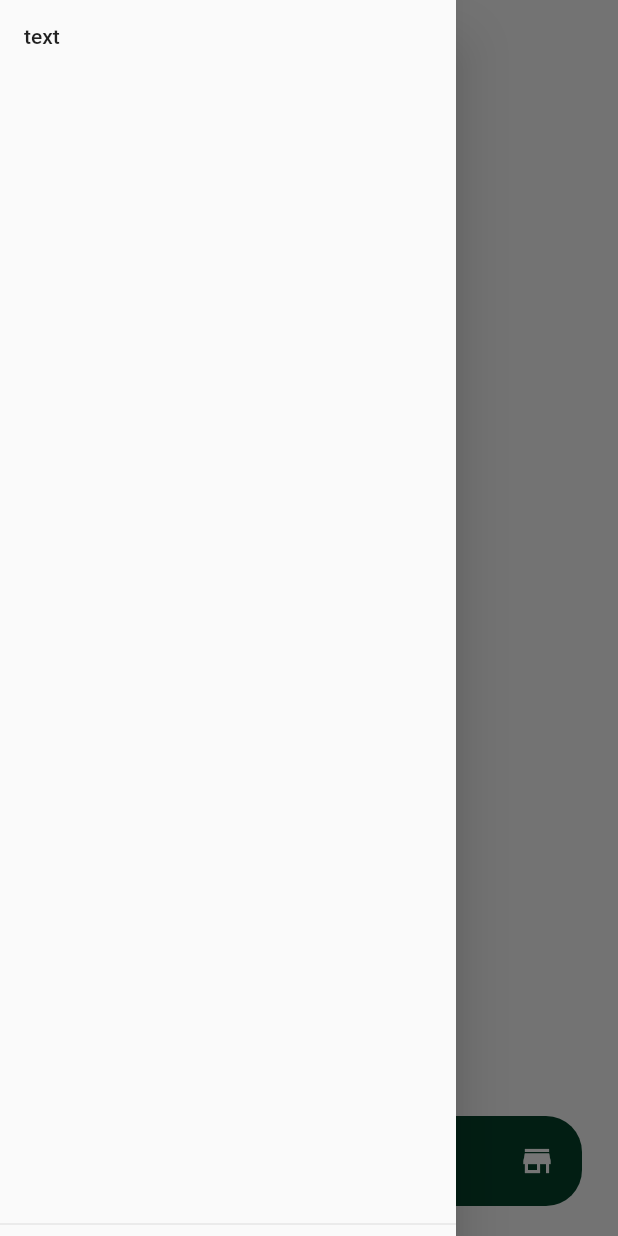
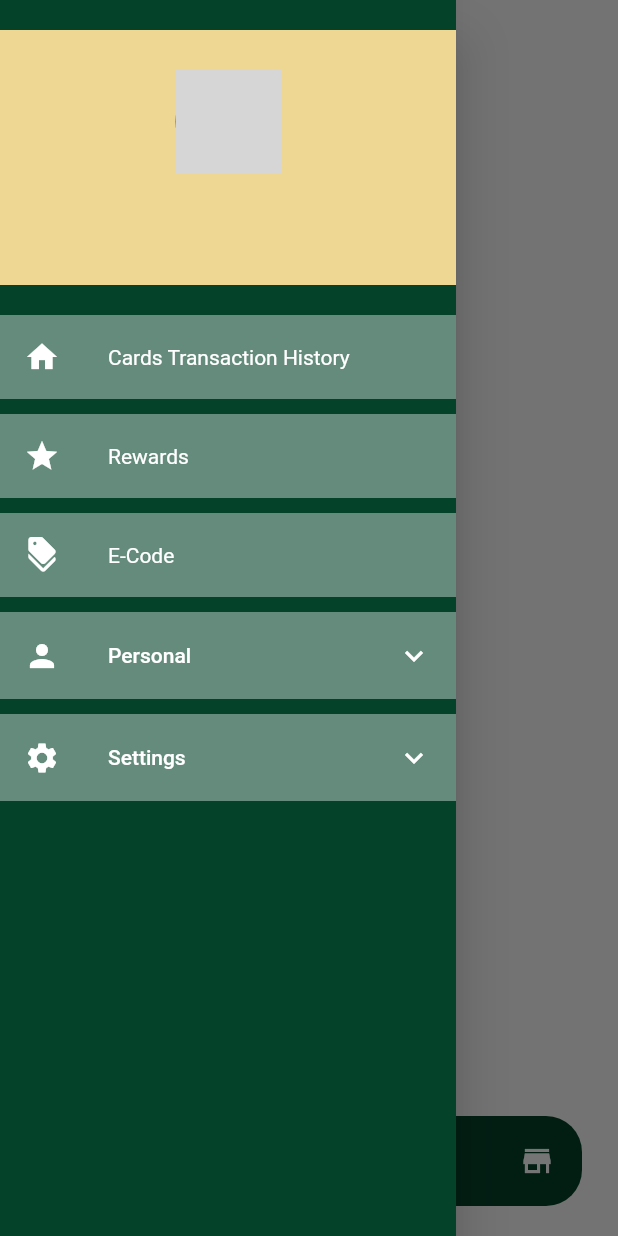
Before and after one commit to KYKY62/starbuck_clone, a Flutter app: the HomePage screen opened by its route, item 2 of the bottom bar chosen, with the side drawer open, on a phone screen of 412 x 824 dp. Run offline on Flutter 3.47's test engine with Material 2 defaults, Android fonts, the phone set to English and light mode, and no system bars; our stand-ins replace card_swiper, carousel_slider, cloud_firestore, dots_indicator, firebase_auth, firebase_core and 3 more; accounts and stored records are empty; network calls fail; grey boxes are pictures that could not be loaded.

Commit message:
design drawer nya

```diff
--- a/lib/view/home/home_page.dart
+++ b/lib/view/home/home_page.dart
@@ -4,6 +4,7 @@ import 'package:firebase_auth/firebase_auth.dart';
 import 'package:flutter/material.dart';
 import 'package:get/get.dart';
 import 'package:starbuck_clone/controller/home_controller.dart';
+import 'package:starbuck_clone/view/home/utils/drawer_utils.dart';
 import 'package:starbuck_clone/view/menu/menu_page.dart';
 import 'package:starbuck_clone/view/pay/pay_page.dart';
 import 'package:starbuck_clone/view/reward/reward_page.dart';
@@ -80,6 +81,7 @@ class HomePage extends StatelessWidget {
                         } else {
                           final data = snapshot.data!.data();
                           final namaPengguna = data!['firstname'];
+
                           return Text(
                             namaPengguna,
                             style: const TextStyle(
@@ -431,12 +433,10 @@ class HomePage extends StatelessWidget {
 
     return Scaffold(
       drawer: const SafeArea(
-        child: Drawer(
-          child: DrawerHeader(
-            child: Text("text"),
-          ),
-        ),
-      ),
+          child: DrawerUtils(
+        nama: "Rizk",
+        email: "Rizk@",
+      )),
       bottomNavigationBar: SafeArea(
         child: Stack(
           children: [
--- /dev/null
+++ b/lib/view/home/utils/drawer_utils.dart
@@ -0,0 +1,156 @@
+// ignore_for_file: public_member_api_docs, sort_constructors_first
+import 'package:cloud_firestore/cloud_firestore.dart';
+import 'package:firebase_auth/firebase_auth.dart';
+import 'package:flutter/material.dart';
+import 'package:starbuck_clone/view/home/utils/listtile_utils.dart';
+import 'package:starbuck_clone/view/home/utils/sublisttile_utils.dart';
+
+class DrawerUtils extends StatelessWidget {
+  const DrawerUtils({
+    Key? key,
+    required this.nama,
+    required this.email,
+  }) : super(key: key);
+  final String nama;
+  final String email;
+
+  @override
+  Widget build(BuildContext context) {
+    return Drawer(
+      backgroundColor: const Color(0xff044229),
+      child: ListView(
+        children: [
+          Column(
+            children: [
+              Padding(
+                padding: const EdgeInsets.symmetric(vertical: 20),
+                child: Container(
+                  width: double.infinity,
+                  height: 170,
+                  decoration: const BoxDecoration(
+                    color: Color(0xffeed792),
+                  ),
+                  child: FutureBuilder(
+                    future: FirebaseFirestore.instance
+                        .collection('users')
+                        .doc(FirebaseAuth.instance.currentUser?.uid)
+                        .get(),
+                    builder: (context, snapshot) {
+                      final data = snapshot.data?.data();
+                      final namaPengguna = data?['firstname'];
+                      final emailPengguna = data?['email'];
+                      return Column(
+                        mainAxisAlignment: MainAxisAlignment.center,
+                        children: [
+                          const CircleAvatar(
+                            radius: 35,
+                            backgroundImage: NetworkImage(
+                              "https://i.ibb.co/PGv8ZzG/me.jpg",
+                            ),
+                          ),
+                          const SizedBox(height: 10.0),
+                          Text(
+                            !snapshot.hasData ? "Users" : namaPengguna,
+                            style: const TextStyle(
+                              fontSize: 16,
+                              fontWeight: FontWeight.bold,
+                            ),
+                          ),
+                          const SizedBox(height: 3),
+                          Text(!snapshot.hasData ? "Users" : emailPengguna),
+                        ],
+                      );
+                    },
+                  ),
+                ),
+              ),
+              ListtileUtils(
+                icon: Icons.home,
+                title: 'Cards Transaction History',
+                ontap: () {},
+              ),
+              const SizedBox(
+                height: 10.0,
+              ),
+              ListtileUtils(
+                icon: Icons.star,
+                title: 'Rewards',
+                ontap: () {},
+              ),
+              const SizedBox(
+                height: 10.0,
+              ),
+              ListtileUtils(
+                icon: Icons.discount,
+                title: 'E-Code',
+                ontap: () {},
+              ),
+              const SizedBox(
+                height: 10.0,
+              ),
+              ExpansionTile(
+                collapsedBackgroundColor: Colors.white38,
+                collapsedIconColor: Colors.white,
+                collapsedTextColor: Colors.white,
+                iconColor: Colors.white,
+                textColor: Colors.white,
+                leading: const Icon(Icons.person),
+                title: const Text('Personal'),
+                children: [
+                  SubListTileUtils(
+                    ontap: () {},
+                    title: "Change Detail",
+                  ),
+                  const SizedBox(height: 10.0),
+                  SubListTileUtils(
+                    ontap: () {},
+                    title: "Change Password",
+                  ),
+                ],
+              ),
+              const SizedBox(height: 10.0),
+              ExpansionTile(
+                collapsedBackgroundColor: Colors.white38,
+                collapsedIconColor: Colors.white,
+                collapsedTextColor: Colors.white,
+                iconColor: Colors.white,
+                textColor: Colors.white,
+                leading: const Icon(Icons.settings),
+                title: const Text('Settings'),
+                children: [
+                  SubListTileUtils(
+                    ontap: () {},
+                    title: "FAQ",
+                  ),
+                  const SizedBox(height: 10.0),
+                  SubListTileUtils(
+                    ontap: () {},
+                    title: "Privacy Police",
+                  ),
+                  const SizedBox(height: 10.0),
+                  SubListTileUtils(
+                    ontap: () {},
+                    title: "Terms & Condition",
+                  ),
+                  const SizedBox(height: 10.0),
+                  SubListTileUtils(
+                    ontap: () {},
+                    title: "Contact Us",
+                  ),
+                  const SizedBox(height: 10.0),
+                  SubListTileUtils(
+                    ontap: () {},
+                    title: "Tutorial",
+                  ),
+                ],
+              ),
+              const SizedBox(
+                height: 30.0,
+              ),
+            ],
+          ),
+        ],
+      ),
+    );
+  }
+}
--- /dev/null
+++ b/lib/view/home/utils/listtile_utils.dart
@@ -0,0 +1,30 @@
+import 'package:flutter/material.dart';
+
+class ListtileUtils extends StatelessWidget {
+  const ListtileUtils({
+    super.key,
+    required this.icon,
+    required this.title,
+    required this.ontap,
+  });
+
+  final IconData icon;
+  final String title;
+  final VoidCallback ontap;
+
+  @override
+  Widget build(BuildContext context) {
+    return ListTile(
+      iconColor: Colors.white,
+      tileColor: Colors.white38,
+      titleTextStyle: const TextStyle(
+        color: Colors.white,
+      ),
+      leading: Icon(
+        icon,
+      ),
+      title: Text(title),
+      onTap: ontap,
+    );
+  }
+}
--- /dev/null
+++ b/lib/view/home/utils/sublisttile_utils.dart
@@ -0,0 +1,44 @@
+import 'package:flutter/material.dart';
+
+class SubListTileUtils extends StatelessWidget {
+  const SubListTileUtils({
+    super.key,
+    required this.ontap,
+    required this.title,
+  });
+
+  final VoidCallback ontap;
+  final String title;
+
+  @override
+  Widget build(BuildContext context) {
+    return Align(
+      alignment: Alignment.centerRight,
+      child: GestureDetector(
+        onTap: ontap,
+        child: SizedBox(
+          width: MediaQuery.of(context).size.width * 0.6,
+          child: Column(
+            crossAxisAlignment: CrossAxisAlignment.start,
+            children: [
+              Text(
+                title,
+                style: const TextStyle(
+                  color: Colors.white,
+                ),
+              ),
+              const SizedBox(height: 4),
+              Container(
+                height: 1,
+                width: MediaQuery.of(context).size.width * 0.6,
+                decoration: const BoxDecoration(
+                  color: Colors.white,
+                ),
+              )
+            ],
+          ),
+        ),
+      ),
+    );
+  }
+}
```
